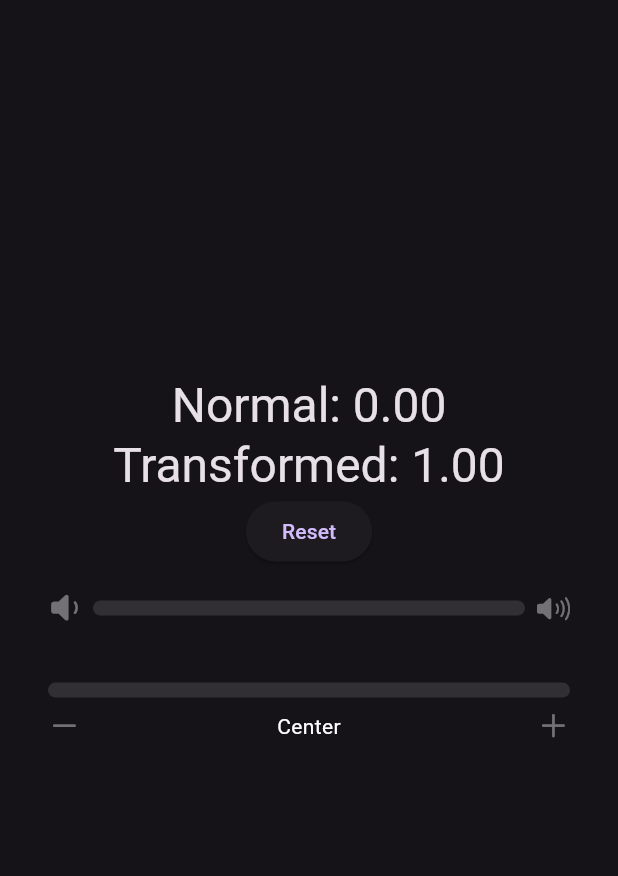
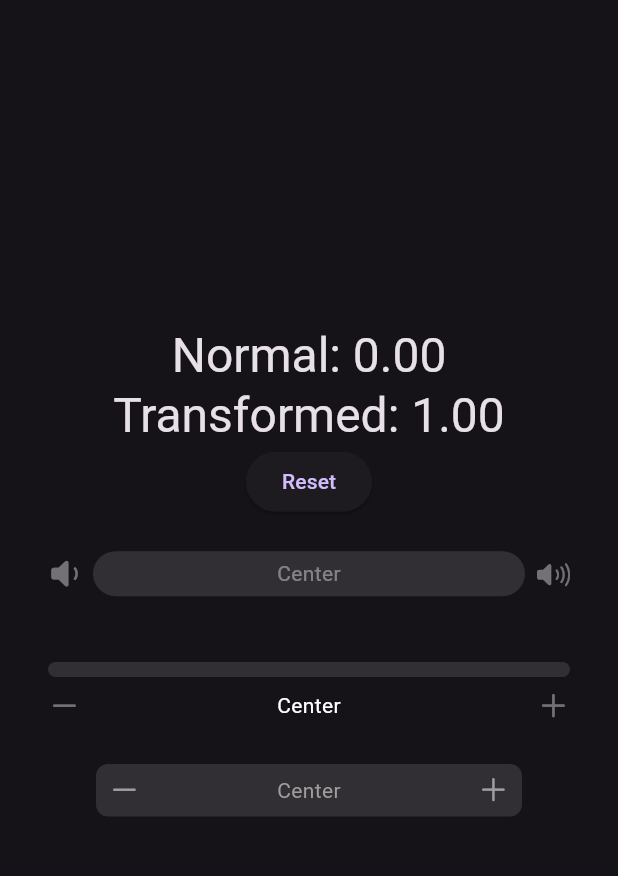
Before and after one commit to jonas-zebari/interactive_slider, a Flutter app: the screen it shows after launch, on a phone screen of 412 x 824 dp, the part 84-960 px from its top. Run offline on Flutter 3.47's test engine with Material 2 defaults, Android fonts, the phone set to English and light mode, and no system bars.

Commit message:
Add inside icon position option

```diff
--- a/example/lib/main.dart
+++ b/example/lib/main.dart
@@ -73,6 +73,8 @@ class _MyHomePageState extends State<MyHomePage> {
               endIcon: const Icon(CupertinoIcons.volume_up),
               min: 1.0,
               max: 15.0,
+              focusedHeight: 40,
+              unfocusedHeight: 30,
               onChanged: (value) => setState(() => _value = value),
             ),
             const InteractiveSlider(
@@ -81,6 +83,18 @@ class _MyHomePageState extends State<MyHomePage> {
               endIcon: Icon(CupertinoIcons.plus),
               iconPosition: IconPosition.below,
             ),
+            const InteractiveSlider(
+              padding: EdgeInsets.symmetric(horizontal: 48),
+              startIcon: Icon(CupertinoIcons.minus),
+              centerIcon: Text('Center'),
+              endIcon: Icon(CupertinoIcons.plus),
+              shapeBorder: RoundedRectangleBorder(
+                borderRadius: BorderRadius.all(Radius.circular(8)),
+              ),
+              iconPosition: IconPosition.inside,
+              focusedHeight: 45,
+              unfocusedHeight: 35,
+            ),
           ],
         ),
       ),
--- a/lib/interactive_slider.dart
+++ b/lib/interactive_slider.dart
@@ -11,6 +11,7 @@ export 'package:interactive_slider/interactive_slider_controller.dart';
 enum IconPosition {
   below,
   inline,
+  inside,
 }
 
 class InteractiveSlider extends StatefulWidget {
@@ -32,7 +33,7 @@ class InteractiveSlider extends StatefulWidget {
     this.shapeBorder = const StadiumBorder(),
     this.unfocusedHeight = 10.0,
     this.focusedHeight = 20.0,
-    this.unfocusedOpacity = 0.4,
+    double? unfocusedOpacity,
     this.initialProgress = 0.0,
     this.onChanged,
     this.iconGap = 8.0,
@@ -45,7 +46,9 @@ class InteractiveSlider extends StatefulWidget {
     this.brightness,
     this.iconPosition = IconPosition.inline,
     this.iconSize = 22.0,
-  })  : assert(transitionCurvePeriod > 0.0),
+  })  : unfocusedOpacity = unfocusedOpacity ??
+            (iconPosition == IconPosition.inside ? 1.0 : 0.4),
+        assert(transitionCurvePeriod > 0.0),
         assert(transitionCurvePeriod <= 2.0);
 
   /// Static outer padding for the entire widget
@@ -146,6 +149,30 @@ class _InteractiveSliderState extends State<InteractiveSlider> {
   late final _progress =
       widget.controller ?? ValueNotifier(widget.initialProgress);
 
+  List<Widget> get _iconChildren {
+    return [
+      if (widget.startIcon case var startIcon?)
+        ValueListenableBuilder<double>(
+          valueListenable: _opacity,
+          builder: _opacityBuilder,
+          child: startIcon,
+        )
+      else if (widget.endIcon case var endIcon?)
+        Visibility.maintain(visible: false, child: endIcon),
+      const Spacer(),
+      if (widget.centerIcon case var centerIcon?) centerIcon,
+      const Spacer(),
+      if (widget.endIcon case var endIcon?)
+        ValueListenableBuilder<double>(
+          valueListenable: _opacity,
+          builder: _opacityBuilder,
+          child: endIcon,
+        )
+      else if (widget.startIcon case var startIcon?)
+        Visibility.maintain(visible: false, child: startIcon),
+    ];
+  }
+
   @override
   void initState() {
     super.initState();
@@ -157,6 +184,9 @@ class _InteractiveSliderState extends State<InteractiveSlider> {
   void didUpdateWidget(InteractiveSlider oldWidget) {
     super.didUpdateWidget(oldWidget);
     _updateCurveInfo();
+    _height.value = widget.unfocusedHeight;
+    _opacity.value = widget.unfocusedOpacity;
+    _margin.value = widget.unfocusedMargin;
   }
 
   @override
@@ -176,8 +206,15 @@ class _InteractiveSliderState extends State<InteractiveSlider> {
             : Brightness.light);
     final brightnessColor =
         brightness == Brightness.light ? Colors.white : Colors.black;
+    final innerChildColor = widget.iconPosition == IconPosition.inside
+        ? Colors.grey.shade500
+        : brightnessColor;
     final textStyle =
         widget.style ?? theme.textTheme.bodyMedium ?? const TextStyle();
+    final horizontalPadding = EdgeInsets.only(
+      left: widget.startIcon != null ? widget.iconGap : 0,
+      right: widget.endIcon != null ? widget.iconGap : 0,
+    );
     Widget slider = ValueListenableBuilder<double>(
       valueListenable: _height,
       builder: (context, height, child) {
@@ -202,28 +239,29 @@ class _InteractiveSliderState extends State<InteractiveSlider> {
             progress: _progress,
             color: widget.foregroundColor ?? brightnessColor,
           ),
+          child: switch (widget.iconPosition) {
+            IconPosition.inside => Padding(
+                padding: horizontalPadding,
+                child: Row(children: _iconChildren),
+              ),
+            IconPosition.inline when widget.centerIcon != null =>
+              Center(child: widget.centerIcon),
+            _ => const SizedBox.shrink(),
+          },
         ),
       ),
     );
     if (widget.startIcon != null ||
         widget.centerIcon != null ||
         widget.endIcon != null) {
-      slider = IconTheme(
-        data: theme.iconTheme.copyWith(
-          color: widget.iconColor ?? widget.foregroundColor ?? brightnessColor,
-          size: widget.iconSize,
-        ),
-        child: DefaultTextStyle(
-          style: textStyle.copyWith(
-            color: widget.foregroundColor ?? brightnessColor,
-          ),
-          child: Column(
+      slider = Column(
         children: [
           switch (widget.iconPosition) {
             IconPosition.below => Padding(
                 padding: EdgeInsets.only(bottom: widget.iconGap),
                 child: slider,
               ),
+            IconPosition.inside => slider,
             IconPosition.inline => Row(
                 children: [
                   if (widget.startIcon case var startIcon?)
@@ -234,9 +272,7 @@ class _InteractiveSliderState extends State<InteractiveSlider> {
                     ),
                   Expanded(
                     child: Padding(
-                          padding: EdgeInsets.symmetric(
-                            horizontal: widget.iconGap,
-                          ),
+                      padding: horizontalPadding,
                       child: slider,
                     ),
                   ),
@@ -252,34 +288,42 @@ class _InteractiveSliderState extends State<InteractiveSlider> {
           if (widget.iconPosition == IconPosition.below)
             Row(
               crossAxisAlignment: widget.iconCrossAxisAlignment,
-                  children: [
-                    if (widget.startIcon case var startIcon?)
-                      ValueListenableBuilder<double>(
-                        valueListenable: _opacity,
-                        builder: _opacityBuilder,
-                        child: startIcon,
-                      )
-                    else if (widget.endIcon case var endIcon?)
-                      Visibility.maintain(visible: false, child: endIcon),
-                    const Spacer(),
-                    if (widget.centerIcon case var centerIcon?) centerIcon,
-                    const Spacer(),
-                    if (widget.endIcon case var endIcon?)
-                      ValueListenableBuilder<double>(
-                        valueListenable: _opacity,
-                        builder: _opacityBuilder,
-                        child: endIcon,
-                      )
-                    else if (widget.startIcon case var startIcon?)
-                      Visibility.maintain(visible: false, child: startIcon),
-                  ],
+              children: _iconChildren,
             ),
         ],
-          ),
-        ),
       );
     }
-    return Stack(
+    return GestureDetector(
+      behavior: HitTestBehavior.translucent,
+      onHorizontalDragStart: (details) {
+        if (!mounted) return;
+        _height.value = widget.focusedHeight;
+        _opacity.value = 1.0;
+        _margin.value = widget.focusedMargin;
+      },
+      onHorizontalDragEnd: (details) {
+        if (!mounted) return;
+        _height.value = widget.unfocusedHeight;
+        _opacity.value = widget.unfocusedOpacity;
+        _margin.value = widget.unfocusedMargin;
+      },
+      onHorizontalDragUpdate: (details) {
+        if (!mounted) return;
+        final renderBox = context.findRenderObject() as RenderBox;
+        final sliderWidth = renderBox.size.width - widget.padding.horizontal;
+        _progress.value = (_progress.value + (details.delta.dx / sliderWidth))
+            .clamp(0.0, 1.0);
+      },
+      child: IconTheme(
+        data: theme.iconTheme.copyWith(
+          color: widget.iconColor ?? widget.foregroundColor ?? innerChildColor,
+          size: widget.iconSize,
+        ),
+        child: DefaultTextStyle(
+          style: textStyle.copyWith(
+            color: widget.foregroundColor ?? innerChildColor,
+          ),
+          child: Stack(
             alignment: Alignment.center,
             children: [
               Visibility.maintain(
@@ -296,29 +340,6 @@ class _InteractiveSliderState extends State<InteractiveSlider> {
               ),
               Padding(
                 padding: widget.padding,
-          child: GestureDetector(
-            behavior: HitTestBehavior.translucent,
-            onHorizontalDragStart: (details) {
-              if (!mounted) return;
-              _height.value = widget.focusedHeight;
-              _opacity.value = 1.0;
-              _margin.value = widget.focusedMargin;
-            },
-            onHorizontalDragEnd: (details) {
-              if (!mounted) return;
-              _height.value = widget.unfocusedHeight;
-              _opacity.value = widget.unfocusedOpacity;
-              _margin.value = widget.unfocusedMargin;
-            },
-            onHorizontalDragUpdate: (details) {
-              if (!mounted) return;
-              final renderBox = context.findRenderObject() as RenderBox;
-              final sliderWidth =
-                  renderBox.size.width - widget.padding.horizontal;
-              _progress.value =
-                  (_progress.value + (details.delta.dx / sliderWidth))
-                      .clamp(0.0, 1.0);
-            },
                 child: ValueListenableBuilder<EdgeInsets>(
                   valueListenable: _margin,
                   child: slider,
@@ -332,8 +353,10 @@ class _InteractiveSliderState extends State<InteractiveSlider> {
                   },
                 ),
               ),
+            ],
           ),
-      ],
+        ),
+      ),
     );
   }
 
```
Lines whose indentation alone changed are shown as unchanged.
